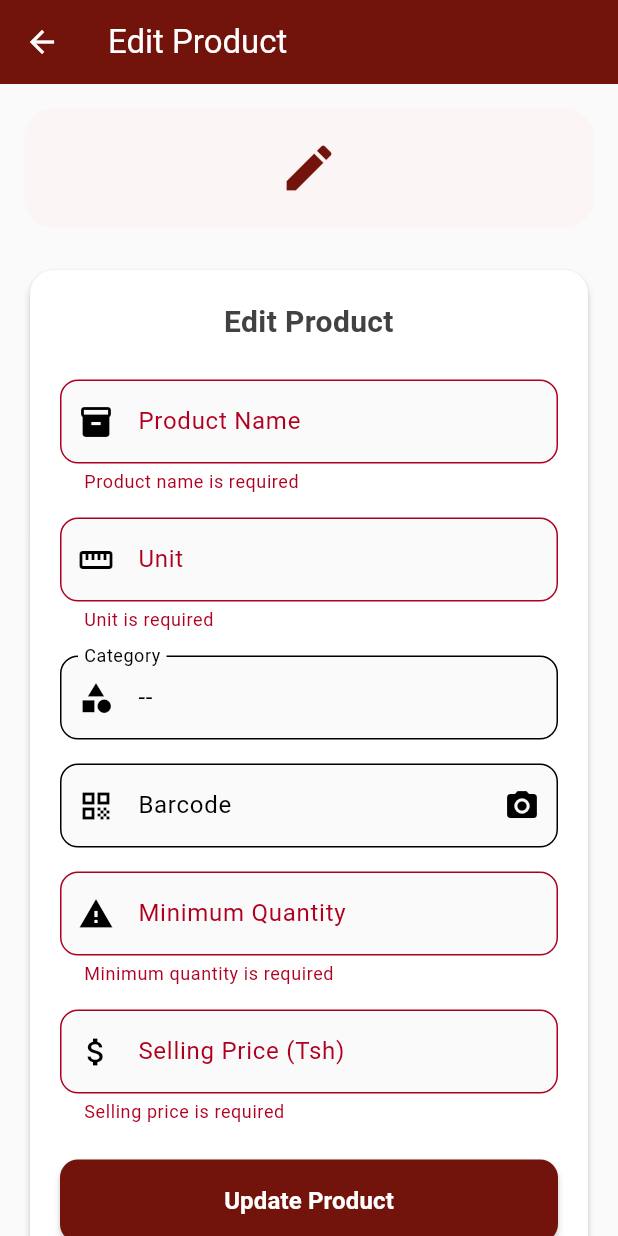
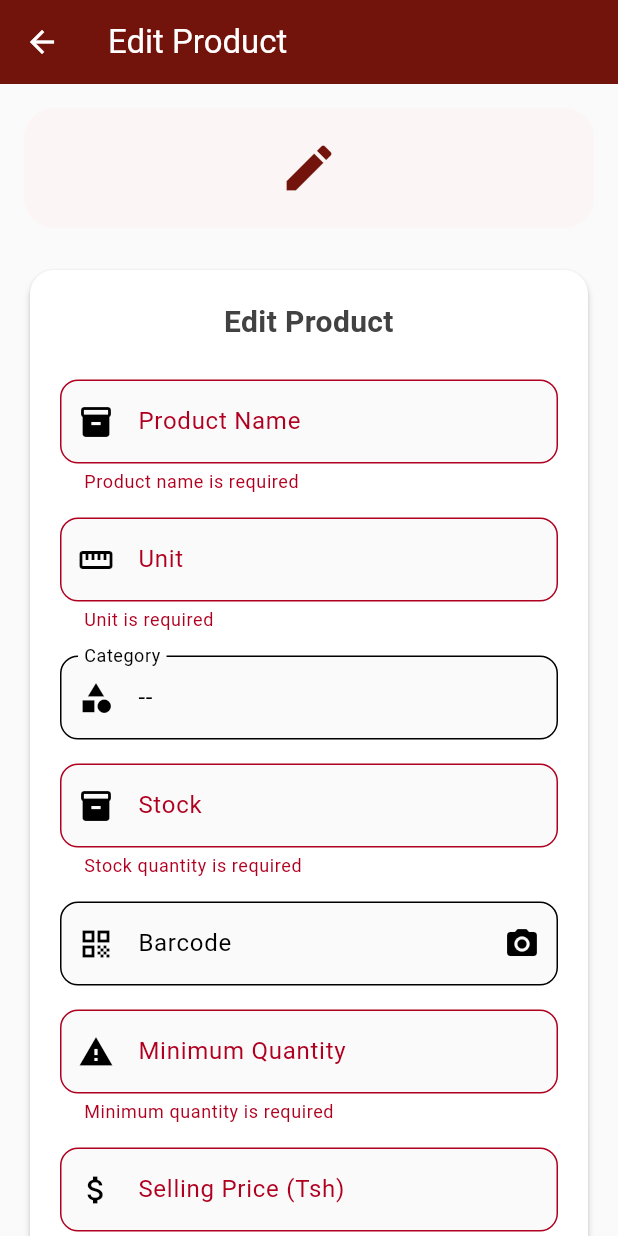
Before and after one commit to T4z4r/agrovets, a Flutter app: the SellerProductFormScreen screen opened directly with empty values, after a tap on "Update Product", on a phone screen of 412 x 824 dp. Run offline on Flutter 3.47's test engine with Material 3 defaults, Android fonts, the phone set to English and light mode, and no system bars; our stand-ins replace connectivity_plus, flutter_html, flutter_spinkit, open_file, permission_handler, shared_preferences and 1 more; missing offline and left inert: mobile_scanner, syncfusion_flutter_pdfviewer; accounts and stored records are empty.

Commit message:
feat(seller): add stock input field to product form
Add an editable stock field to the seller product form screen, allowing users to input and validate stock quantities. This enhances product management by enabling direct stock updates from the form.

```diff
--- a/lib/screens/seller/seller_product_form_screen.dart
+++ b/lib/screens/seller/seller_product_form_screen.dart
@@ -22,6 +22,7 @@ class _SellerProductFormScreenState extends State<SellerProductFormScreen> {
   late TextEditingController _nameCtrl;
   late TextEditingController _unitCtrl;
   late TextEditingController _categoryCtrl;
+  late TextEditingController _stockCtrl;
   late TextEditingController _sellingPriceCtrl;
   late TextEditingController _minimumQuantityCtrl;
   late TextEditingController _barcodeCtrl;
@@ -34,6 +35,8 @@ class _SellerProductFormScreenState extends State<SellerProductFormScreen> {
     _unitCtrl = TextEditingController(text: widget.product?.unit ?? '');
     _categoryCtrl =
         TextEditingController(text: widget.product?.category ?? '--');
+    _stockCtrl = TextEditingController(
+        text: widget.product?.stock.toString() ?? '');
     _sellingPriceCtrl = TextEditingController(
         text: widget.product?.sellingPrice.toString() ?? '');
     _minimumQuantityCtrl = TextEditingController(
@@ -93,7 +96,7 @@ class _SellerProductFormScreenState extends State<SellerProductFormScreen> {
       'name': _nameCtrl.text,
       'unit': _unitCtrl.text,
       'category': _categoryCtrl.text,
-      'stock': widget.product!.stock ?? 0,
+      'stock': double.parse(_stockCtrl.text),
       'cost_price': widget.product!.costPrice ?? 0,
       'selling_price': double.parse(_sellingPriceCtrl.text),
       'minimum_quantity': double.parse(_minimumQuantityCtrl.text),
@@ -309,10 +312,37 @@ class _SellerProductFormScreenState extends State<SellerProductFormScreen> {
                           }
                           return null;
                         },
-                      ),
-                      const SizedBox(height: 16),
+                       ),
+                       const SizedBox(height: 16),
 
-                      // Barcode Field
+                       // Stock Field
+                       TextFormField(
+                         controller: _stockCtrl,
+                         decoration: InputDecoration(
+                           labelText: AppLocalizations.of(context)!.stock,
+                           hintText: AppLocalizations.of(context)!.enterQuantity,
+                           prefixIcon: const Icon(Icons.inventory),
+                           border: OutlineInputBorder(
+                             borderRadius: BorderRadius.circular(12),
+                           ),
+                           filled: true,
+                           fillColor: Colors.grey[50],
+                         ),
+                         keyboardType: TextInputType.number,
+                         validator: (v) {
+                           if (v == null || v.isEmpty) {
+                             return AppLocalizations.of(context)!.stockRequired;
+                           }
+                           if (double.tryParse(v) == null) {
+                             return AppLocalizations.of(context)!
+                                 .enterValidAmount;
+                           }
+                           return null;
+                         },
+                       ),
+                       const SizedBox(height: 16),
+
+                       // Barcode Field
                       TextFormField(
                         controller: _barcodeCtrl,
                         decoration: InputDecoration(
```
